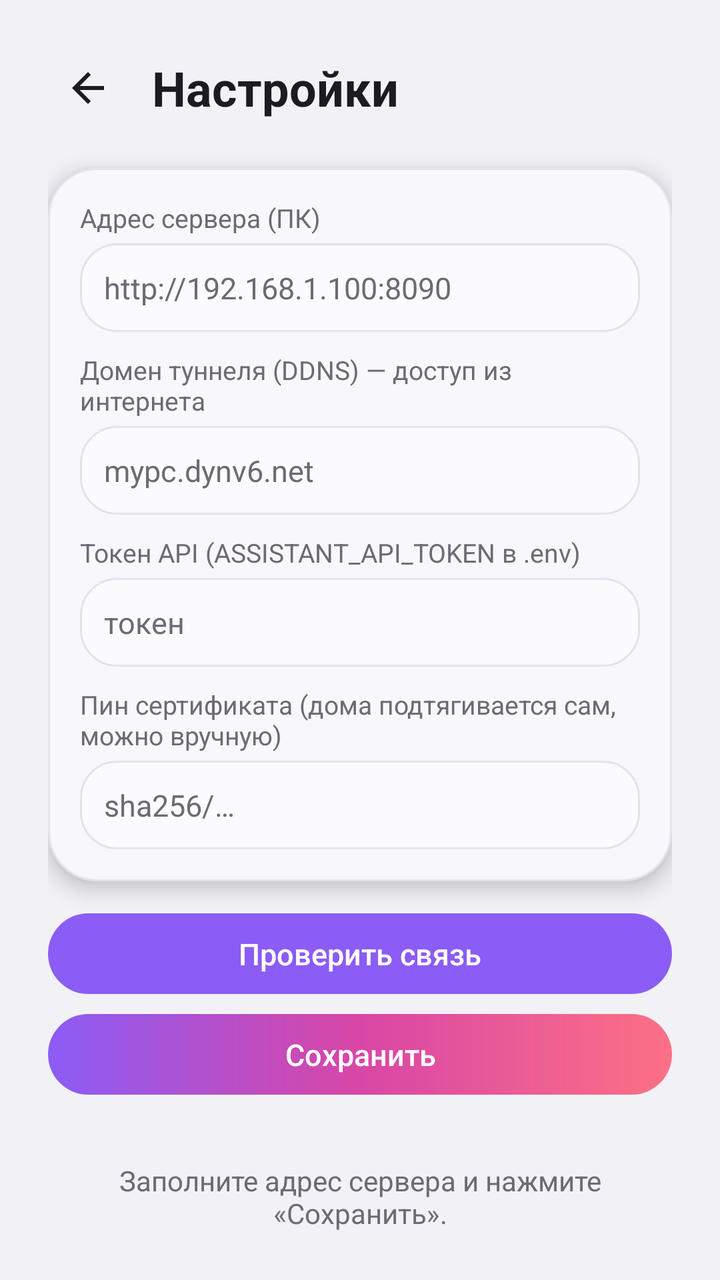
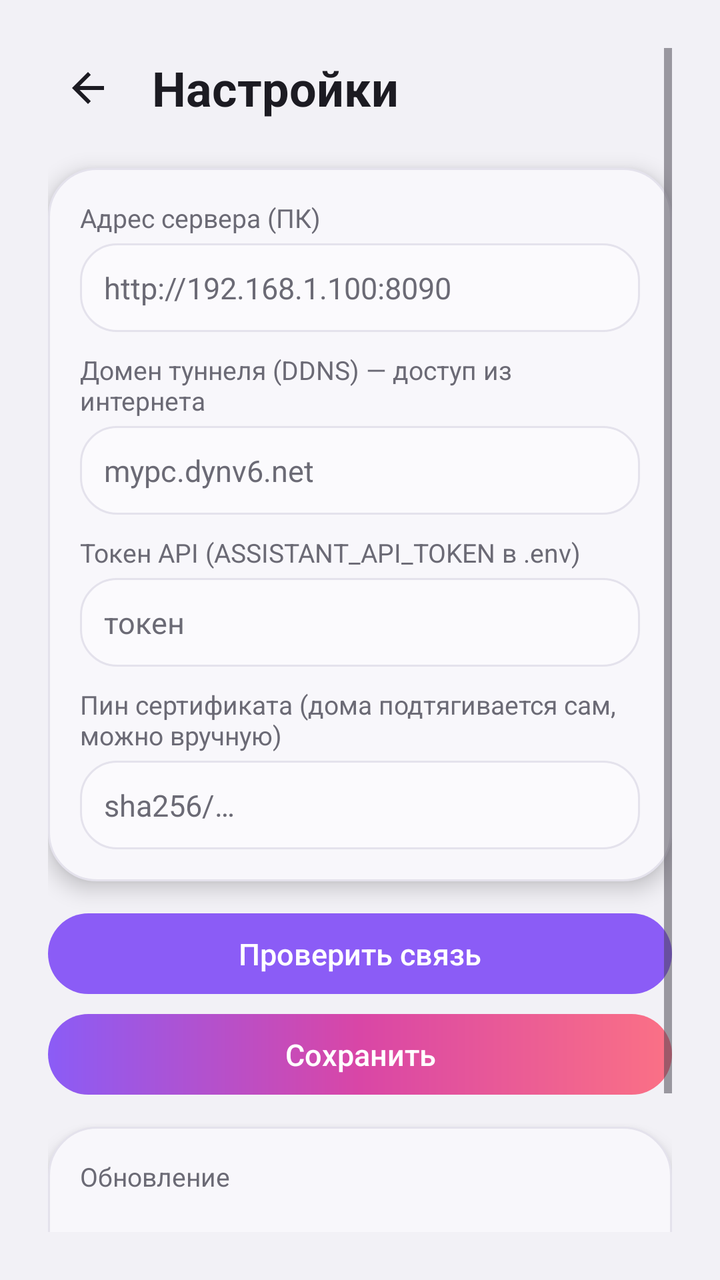

The first picture is an Android layout as it rendered before a commit; the second is the same layout after the commit. The layout source and the unified diff follow.
<!-- AndroidManifest.xml: application theme Theme.Gemma -->
<!-- res/layout/activity_settings.xml -->
<?xml version="1.0" encoding="utf-8"?>
<LinearLayout xmlns:android="http://schemas.android.com/apk/res/android"
    android:layout_width="match_parent"
    android:layout_height="match_parent"
    android:background="@color/bg_app"
    android:orientation="vertical"
    android:padding="24dp">

    
    <LinearLayout
        android:layout_width="match_parent"
        android:layout_height="wrap_content"
        android:layout_marginBottom="20dp"
        android:gravity="center_vertical"
        android:orientation="horizontal">

        <ImageButton
            android:id="@+id/btnBack"
            android:layout_width="40dp"
            android:layout_height="40dp"
            android:background="?attr/selectableItemBackgroundBorderless"
            android:contentDescription="Назад"
            android:padding="8dp"
            android:src="@drawable/ic_arrow_back" />

        <TextView
            android:layout_width="wrap_content"
            android:layout_height="wrap_content"
            android:layout_marginStart="12dp"
            android:text="Настройки"
            android:textColor="@color/text_primary"
            android:textSize="24sp"
            android:textStyle="bold" />
    </LinearLayout>

    
    <LinearLayout
        android:layout_width="match_parent"
        android:layout_height="wrap_content"
        android:background="@drawable/bg_card"
        android:elevation="6dp"
        android:orientation="vertical"
        android:padding="16dp">

        <TextView
            android:layout_width="match_parent"
            android:layout_height="wrap_content"
            android:text="Адрес сервера (ПК)"
            android:textColor="@color/text_secondary"
            android:textSize="13sp" />

        <EditText
            android:id="@+id/serverUrl"
            android:layout_width="match_parent"
            android:layout_height="wrap_content"
            android:layout_marginTop="4dp"
            android:background="@drawable/bg_input"
            android:hint="http://192.168.1.100:8090"
            android:inputType="textUri"
            android:padding="12dp"
            android:textColor="@color/text_primary"
            android:textColorHint="@color/text_secondary"
            android:textSize="15sp" />

        <TextView
            android:layout_width="match_parent"
            android:layout_height="wrap_content"
            android:layout_marginTop="10dp"
            android:text="Домен туннеля (DDNS) — доступ из интернета"
            android:textColor="@color/text_secondary"
            android:textSize="13sp" />

        <EditText
            android:id="@+id/tunnelHost"
            android:layout_width="match_parent"
            android:layout_height="wrap_content"
            android:layout_marginTop="4dp"
            android:background="@drawable/bg_input"
            android:hint="mypc.dynv6.net"
            android:inputType="textUri"
            android:padding="12dp"
            android:textColor="@color/text_primary"
            android:textColorHint="@color/text_secondary"
            android:textSize="15sp" />

        <TextView
            android:layout_width="match_parent"
            android:layout_height="wrap_content"
            android:layout_marginTop="10dp"
            android:text="Токен API (ASSISTANT_API_TOKEN в .env)"
            android:textColor="@color/text_secondary"
            android:textSize="13sp" />

        <EditText
            android:id="@+id/apiToken"
            android:layout_width="match_parent"
            android:layout_height="wrap_content"
            android:layout_marginTop="4dp"
            android:background="@drawable/bg_input"
            android:hint="токен"
            android:inputType="textPassword"
            android:padding="12dp"
            android:textColor="@color/text_primary"
            android:textColorHint="@color/text_secondary"
            android:textSize="15sp" />

        <TextView
            android:layout_width="match_parent"
            android:layout_height="wrap_content"
            android:layout_marginTop="10dp"
            android:text="Пин сертификата (дома подтягивается сам, можно вручную)"
            android:textColor="@color/text_secondary"
            android:textSize="13sp" />

        <EditText
            android:id="@+id/tunnelPin"
            android:layout_width="match_parent"
            android:layout_height="wrap_content"
            android:layout_marginTop="4dp"
            android:background="@drawable/bg_input"
            android:hint="sha256/…"
            android:inputType="text"
            android:padding="12dp"
            android:textColor="@color/text_primary"
            android:textColorHint="@color/text_secondary"
            android:textSize="15sp" />
    </LinearLayout>

    
    <Button
        android:id="@+id/btnCheck"
        style="@style/Widget.Gemma.Button"
        android:layout_width="match_parent"
        android:layout_height="wrap_content"
        android:layout_marginTop="16dp"
        android:background="@drawable/bg_button_gradient"
        android:backgroundTint="@null"
        android:text="Проверить связь"
        android:textColor="@android:color/white"
        android:textSize="15sp" />

    <Button
        android:id="@+id/btnSave"
        style="@style/Widget.Gemma.Button.Filled"
        android:layout_width="match_parent"
        android:layout_height="wrap_content"
        android:layout_marginTop="10dp"
        android:text="Сохранить"
        android:textSize="15sp" />

    <View
        android:layout_width="match_parent"
        android:layout_height="0dp"
        android:layout_weight="1" />

    
    <TextView
        android:id="@+id/tvCheck"
        android:layout_width="match_parent"
        android:layout_height="wrap_content"
        android:gravity="center"
        android:text="Заполните адрес сервера и нажмите «Сохранить»."
        android:textColor="@color/status_idle"
        android:textSize="14sp" />
</LinearLayout>
<!-- resources referenced by this layout -->
<resources>
  <color name="bg_app">#F2F1F6</color>
  <color name="status_idle">#6B6A75</color>
  <color name="text_primary">#1C1B22</color>
  <color name="text_secondary">#6B6A75</color>
  <!-- drawable bg_button_gradient (drawable) -->
  <?xml version="1.0" encoding="utf-8"?>
  <ripple xmlns:android="http://schemas.android.com/apk/res/android"
      android:color="#33FFFFFF">
      <item android:id="@android:id/mask">
          <shape android:shape="rectangle">
              <solid android:color="#FFFFFFFF" />
              <corners android:radius="28dp" />
          </shape>
      </item>
      <item>
          <shape android:shape="rectangle">
              <gradient
                  android:angle="0"
                  android:startColor="@color/crystal_start"
                  android:centerColor="@color/crystal_mid"
                  android:endColor="@color/crystal_end"
                  android:type="linear" />
              <corners android:radius="28dp" />
          </shape>
      </item>
  </ripple>
  <!-- drawable bg_card (drawable) -->
  <?xml version="1.0" encoding="utf-8"?>
  <shape xmlns:android="http://schemas.android.com/apk/res/android"
      android:shape="rectangle">
      <solid android:color="#F8F7FB" />
      <stroke
          android:width="1dp"
          android:color="@color/card_stroke" />
      <corners android:radius="24dp" />
  </shape>
  <!-- drawable bg_input (drawable) -->
  <?xml version="1.0" encoding="utf-8"?>
  <shape xmlns:android="http://schemas.android.com/apk/res/android"
      android:shape="rectangle">
      <solid android:color="#FBFAFD" />
      <stroke
          android:width="1dp"
          android:color="@color/card_stroke" />
      <corners android:radius="18dp" />
  </shape>
  <!-- drawable ic_arrow_back (drawable) -->
  <?xml version="1.0" encoding="utf-8"?>
  <vector xmlns:android="http://schemas.android.com/apk/res/android"
      android:width="24dp"
      android:height="24dp"
      android:viewportWidth="24"
      android:viewportHeight="24">
      <path
          android:pathData="M20,11H7.83l5.59,-5.59L12,4l-8,8 8,8 1.41,-1.41L7.83,13H20v-2z"
          android:fillColor="@color/text_primary" />
  </vector>
  <style name="Widget.Gemma.Button" parent="Widget.AppCompat.Button">
          <item name="android:textAllCaps">false</item>
          <item name="android:stateListAnimator">@null</item>
          <item name="android:minHeight">0dp</item>
      </style>
  <style name="Widget.Gemma.Button.Filled" parent="Widget.Gemma.Button">
          <item name="android:background">@drawable/bg_button_gradient</item>
          <item name="backgroundTint">@null</item>
          <item name="android:backgroundTint">@null</item>
          <item name="android:textColor">@android:color/white</item>
      </style>
  <style name="Theme.Gemma" parent="Theme.Material3.Light.NoActionBar">
          <item name="colorPrimary">@color/crystal_start</item>
          <item name="colorOnPrimary">@android:color/white</item>
          <item name="colorSecondary">@color/crystal_mid</item>
          <item name="colorOnSecondary">@android:color/white</item>
          <item name="colorTertiary">@color/crystal_end</item>
          <item name="android:colorBackground">@color/bg_app</item>
          <item name="colorSurface">@color/bg_app</item>
          <item name="colorOnSurface">@color/text_primary</item>
          <item name="android:windowBackground">@color/bg_app</item>
          <item name="android:statusBarColor">@color/bg_app</item>
          <item name="android:navigationBarColor">@color/bg_app</item>
          <item name="android:windowLightStatusBar">true</item>
          <item name="android:windowLightNavigationBar" tools:targetApi="o">true</item>
      </style>
  <color name="crystal_start">#8B5CF6</color>
  <color name="crystal_mid">#D946A6</color>
  <color name="crystal_end">#FB7185</color>
  <color name="card_stroke">#E4E2EC</color>
</resources>

<!-- the commit's change to res/layout/activity_settings.xml (unified diff, before → after) -->
@@ -1,10 +1,17 @@
 <?xml version="1.0" encoding="utf-8"?>
-<LinearLayout xmlns:android="http://schemas.android.com/apk/res/android"
+<ScrollView xmlns:android="http://schemas.android.com/apk/res/android"
     android:layout_width="match_parent"
     android:layout_height="match_parent"
     android:background="@color/bg_app"
-    android:orientation="vertical"
+    android:fillViewport="true"
     android:padding="24dp">
+
+    <LinearLayout
+        android:layout_width="match_parent"
+        android:layout_height="wrap_content"
+        android:focusable="true"
+        android:focusableInTouchMode="true"
+        android:orientation="vertical">
 
     
     <LinearLayout
@@ -148,6 +155,54 @@
         android:text="Сохранить"
         android:textSize="15sp" />
 
+    
+    <LinearLayout
+        android:layout_width="match_parent"
+        android:layout_height="wrap_content"
+        android:layout_marginTop="16dp"
+        android:background="@drawable/bg_card"
+        android:elevation="6dp"
+        android:orientation="vertical"
+        android:padding="16dp">
+
+        <TextView
+            android:layout_width="match_parent"
+            android:layout_height="wrap_content"
+            android:text="Обновление"
+            android:textColor="@color/text_secondary"
+            android:textSize="13sp" />
+
+        <TextView
+            android:id="@+id/tvVersion"
+            android:layout_width="match_parent"
+            android:layout_height="wrap_content"
+            android:layout_marginTop="4dp"
+            android:textColor="@color/text_primary"
+            android:textSize="15sp" />
+
+        <Button
+            android:id="@+id/btnUpdate"
+            style="@style/Widget.Gemma.Button"
+            android:layout_width="match_parent"
+            android:layout_height="wrap_content"
+            android:layout_marginTop="12dp"
+            android:background="@drawable/bg_button_gradient"
+            android:backgroundTint="@null"
+            android:text="Проверить обновление"
+            android:textColor="@android:color/white"
+            android:textSize="15sp" />
+
+        <ProgressBar
+            android:id="@+id/progressUpdate"
+            style="?android:attr/progressBarStyleHorizontal"
+            android:layout_width="match_parent"
+            android:layout_height="wrap_content"
+            android:layout_marginTop="10dp"
+            android:max="100"
+            android:progress="0"
+            android:visibility="gone" />
+    </LinearLayout>
+
     <View
         android:layout_width="match_parent"
         android:layout_height="0dp"
@@ -162,4 +217,5 @@
         android:text="Заполните адрес сервера и нажмите «Сохранить»."
         android:textColor="@color/status_idle"
         android:textSize="14sp" />
-</LinearLayout>
+    </LinearLayout>
+</ScrollView>
